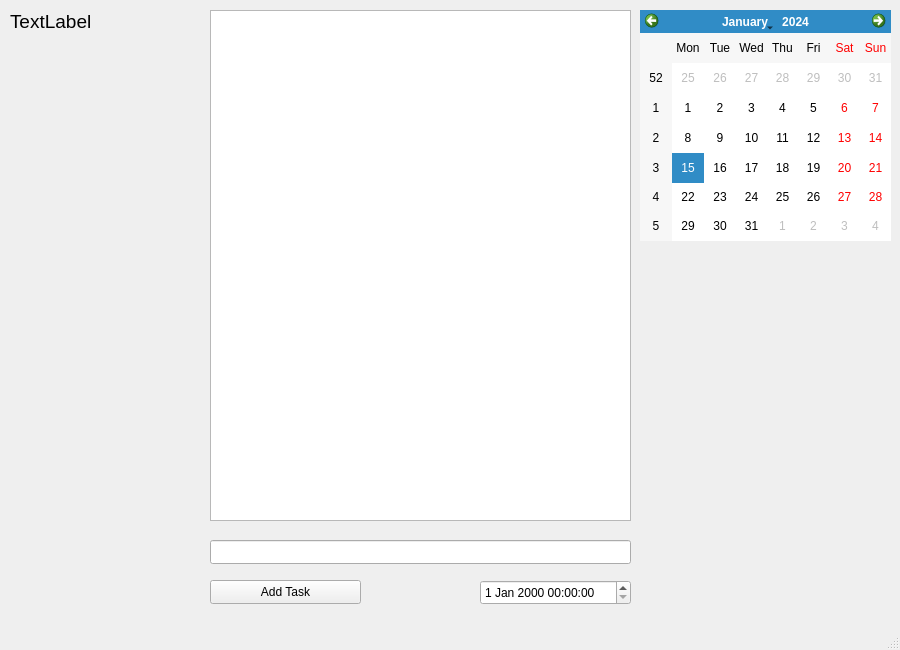
The window that 2021/01Spring/CSC284/final/BrunoKoppel_Thareos/checklistwindow.ui (BrunoKoppel/bhcc) describes before a commit, drawn with Qt 5.
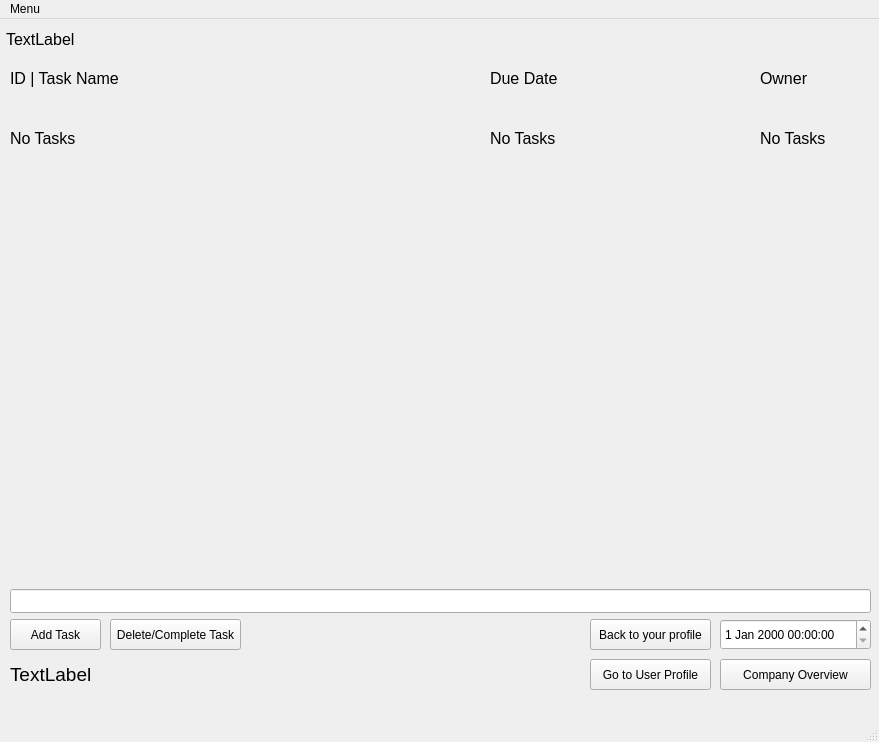
The same window after the commit.

The edit to the form file:
```diff
--- a/2021/01Spring/CSC284/final/BrunoKoppel_Thareos/checklistwindow.ui
+++ b/2021/01Spring/CSC284/final/BrunoKoppel_Thareos/checklistwindow.ui
@@ -6,44 +6,42 @@
    <rect>
     <x>0</x>
     <y>0</y>
-    <width>900</width>
-    <height>650</height>
+    <width>879</width>
+    <height>742</height>
    </rect>
   </property>
   <property name="windowTitle">
    <string>MainWindow</string>
   </property>
   <widget class="QWidget" name="centralWidget">
-   <widget class="QLabel" name="userGreeting">
+   <widget class="QLabel" name="taskNameList">
     <property name="geometry">
      <rect>
       <x>10</x>
-      <y>10</y>
-      <width>221</width>
-      <height>21</height>
+      <y>110</y>
+      <width>461</width>
+      <height>421</height>
      </rect>
     </property>
+    <property name="font">
+     <font>
+      <pointsize>12</pointsize>
+     </font>
+    </property>
     <property name="text">
-     <string>&lt;html&gt;&lt;head/&gt;&lt;body&gt;&lt;p&gt;&lt;span style=&quot; font-size:14pt;&quot;&gt;TextLabel&lt;/span&gt;&lt;/p&gt;&lt;/body&gt;&lt;/html&gt;</string>
+     <string>&lt;html&gt;&lt;head/&gt;&lt;body&gt;&lt;p&gt;No Tasks&lt;/p&gt;&lt;/body&gt;&lt;/html&gt;</string>
     </property>
-   </widget>
-   <widget class="QCalendarWidget" name="calendarWidget">
-    <property name="geometry">
-     <rect>
-      <x>640</x>
-      <y>10</y>
-      <width>251</width>
-      <height>231</height>
-     </rect>
+    <property name="alignment">
+     <set>Qt::AlignLeading|Qt::AlignLeft|Qt::AlignTop</set>
     </property>
    </widget>
    <widget class="QPushButton" name="addTaskButton">
     <property name="geometry">
      <rect>
-      <x>210</x>
-      <y>580</y>
-      <width>151</width>
-      <height>24</height>
+      <x>10</x>
+      <y>600</y>
+      <width>91</width>
+      <height>31</height>
      </rect>
     </property>
     <property name="text">
@@ -53,9 +51,9 @@
    <widget class="QLineEdit" name="taskContentLineEdit">
     <property name="geometry">
      <rect>
-      <x>210</x>
-      <y>540</y>
-      <width>421</width>
+      <x>10</x>
+      <y>570</y>
+      <width>861</width>
       <height>24</height>
      </rect>
     </property>
@@ -63,21 +61,204 @@
    <widget class="QDateTimeEdit" name="taskDateTimeEdit">
     <property name="geometry">
      <rect>
-      <x>480</x>
-      <y>580</y>
+      <x>720</x>
+      <y>600</y>
       <width>151</width>
-      <height>25</height>
+      <height>31</height>
      </rect>
     </property>
    </widget>
-   <widget class="QListWidget" name="listWidget">
+   <widget class="QPushButton" name="deleteTaskButton">
     <property name="geometry">
      <rect>
-      <x>210</x>
+      <x>110</x>
+      <y>600</y>
+      <width>131</width>
+      <height>31</height>
+     </rect>
+    </property>
+    <property name="text">
+     <string>Delete/Complete Task</string>
+    </property>
+   </widget>
+   <widget class="QLabel" name="taskDateList">
+    <property name="geometry">
+     <rect>
+      <x>490</x>
+      <y>110</y>
+      <width>261</width>
+      <height>421</height>
+     </rect>
+    </property>
+    <property name="font">
+     <font>
+      <pointsize>12</pointsize>
+     </font>
+    </property>
+    <property name="text">
+     <string>&lt;html&gt;&lt;head/&gt;&lt;body&gt;&lt;p&gt;No Tasks&lt;/p&gt;&lt;/body&gt;&lt;/html&gt;</string>
+    </property>
+    <property name="alignment">
+     <set>Qt::AlignLeading|Qt::AlignLeft|Qt::AlignTop</set>
+    </property>
+   </widget>
+   <widget class="QLabel" name="taskOwnerList">
+    <property name="geometry">
+     <rect>
+      <x>760</x>
+      <y>110</y>
+      <width>111</width>
+      <height>421</height>
+     </rect>
+    </property>
+    <property name="font">
+     <font>
+      <pointsize>12</pointsize>
+     </font>
+    </property>
+    <property name="text">
+     <string>&lt;html&gt;&lt;head/&gt;&lt;body&gt;&lt;p&gt;No Tasks&lt;/p&gt;&lt;/body&gt;&lt;/html&gt;</string>
+    </property>
+    <property name="alignment">
+     <set>Qt::AlignLeading|Qt::AlignLeft|Qt::AlignTop</set>
+    </property>
+   </widget>
+   <widget class="QLabel" name="userGreeting">
+    <property name="geometry">
+     <rect>
+      <x>6</x>
       <y>10</y>
-      <width>421</width>
-      <height>511</height>
+      <width>371</width>
+      <height>20</height>
      </rect>
+    </property>
+    <property name="font">
+     <font>
+      <pointsize>12</pointsize>
+     </font>
+    </property>
+    <property name="text">
+     <string>TextLabel</string>
+    </property>
+   </widget>
+   <widget class="QPushButton" name="goToUserProfileButton">
+    <property name="geometry">
+     <rect>
+      <x>590</x>
+      <y>640</y>
+      <width>121</width>
+      <height>31</height>
+     </rect>
+    </property>
+    <property name="text">
+     <string>Go to User Profile</string>
+    </property>
+   </widget>
+   <widget class="QPushButton" name="goToCompanyLevel">
+    <property name="geometry">
+     <rect>
+      <x>720</x>
+      <y>640</y>
+      <width>151</width>
+      <height>31</height>
+     </rect>
+    </property>
+    <property name="text">
+     <string>Company Overview</string>
+    </property>
+   </widget>
+   <widget class="QLabel" name="taskNameListTitle">
+    <property name="geometry">
+     <rect>
+      <x>10</x>
+      <y>50</y>
+      <width>471</width>
+      <height>21</height>
+     </rect>
+    </property>
+    <property name="font">
+     <font>
+      <pointsize>12</pointsize>
+     </font>
+    </property>
+    <property name="text">
+     <string>&lt;html&gt;&lt;head/&gt;&lt;body&gt;&lt;p&gt;ID | Task Name&lt;/p&gt;&lt;/body&gt;&lt;/html&gt;</string>
+    </property>
+    <property name="alignment">
+     <set>Qt::AlignLeading|Qt::AlignLeft|Qt::AlignTop</set>
+    </property>
+   </widget>
+   <widget class="QLabel" name="taskDateListTitle">
+    <property name="geometry">
+     <rect>
+      <x>490</x>
+      <y>50</y>
+      <width>121</width>
+      <height>21</height>
+     </rect>
+    </property>
+    <property name="font">
+     <font>
+      <pointsize>12</pointsize>
+     </font>
+    </property>
+    <property name="text">
+     <string>&lt;html&gt;&lt;head/&gt;&lt;body&gt;&lt;p&gt;Due Date&lt;/p&gt;&lt;/body&gt;&lt;/html&gt;</string>
+    </property>
+    <property name="alignment">
+     <set>Qt::AlignLeading|Qt::AlignLeft|Qt::AlignTop</set>
+    </property>
+   </widget>
+   <widget class="QLabel" name="taskOwnerListTitle">
+    <property name="geometry">
+     <rect>
+      <x>760</x>
+      <y>50</y>
+      <width>111</width>
+      <height>21</height>
+     </rect>
+    </property>
+    <property name="font">
+     <font>
+      <pointsize>12</pointsize>
+     </font>
+    </property>
+    <property name="text">
+     <string>&lt;html&gt;&lt;head/&gt;&lt;body&gt;&lt;p&gt;Owner&lt;/p&gt;&lt;/body&gt;&lt;/html&gt;</string>
+    </property>
+    <property name="alignment">
+     <set>Qt::AlignLeading|Qt::AlignLeft|Qt::AlignTop</set>
+    </property>
+   </widget>
+   <widget class="QLabel" name="errorAnnouncerLabel">
+    <property name="geometry">
+     <rect>
+      <x>10</x>
+      <y>640</y>
+      <width>571</width>
+      <height>31</height>
+     </rect>
+    </property>
+    <property name="font">
+     <font>
+      <pointsize>14</pointsize>
+     </font>
+    </property>
+    <property name="text">
+     <string>TextLabel</string>
+    </property>
+   </widget>
+   <widget class="QPushButton" name="goToUserProfileButton_2">
+    <property name="geometry">
+     <rect>
+      <x>590</x>
+      <y>600</y>
+      <width>121</width>
+      <height>31</height>
+     </rect>
+    </property>
+    <property name="text">
+     <string>Back to your profile</string>
     </property>
    </widget>
   </widget>
@@ -86,10 +267,19 @@
     <rect>
      <x>0</x>
      <y>0</y>
-     <width>900</width>
-     <height>22</height>
+     <width>879</width>
+     <height>20</height>
     </rect>
    </property>
+   <widget class="QMenu" name="menuMenu">
+    <property name="title">
+     <string>Menu</string>
+    </property>
+    <addaction name="actionLog_Out"/>
+    <addaction name="separator"/>
+    <addaction name="actionExit"/>
+   </widget>
+   <addaction name="menuMenu"/>
   </widget>
   <widget class="QStatusBar" name="statusbar"/>
  </widget>
```
Left out of the diff: 12 changed lines with no effect on the pictures.
